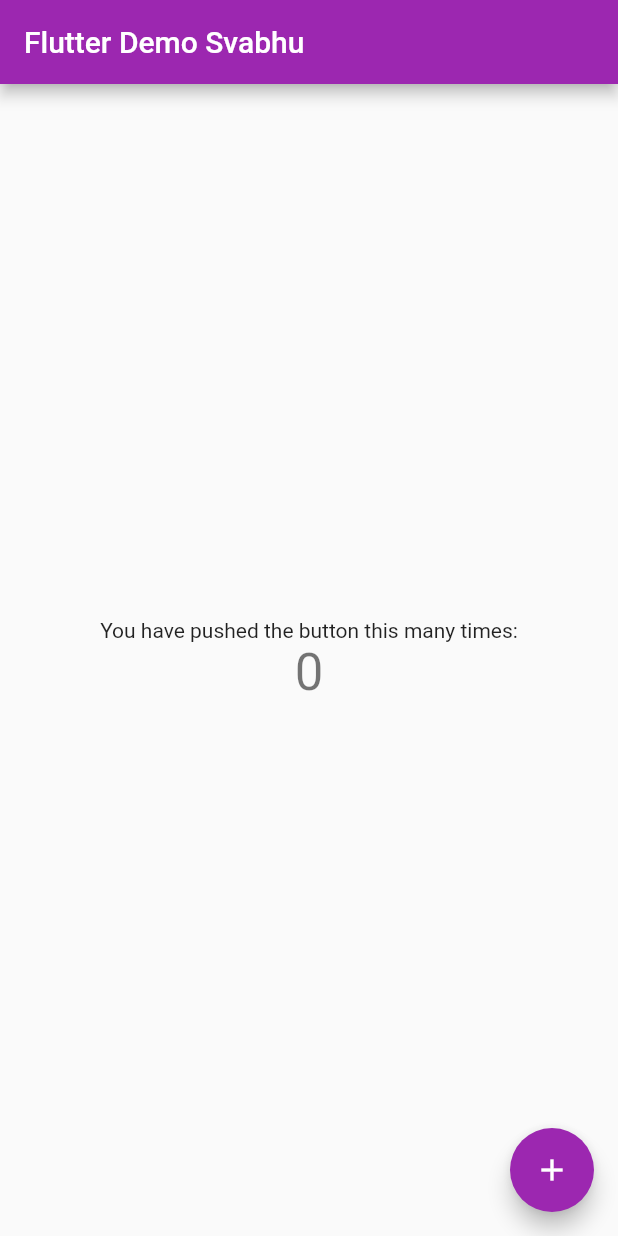
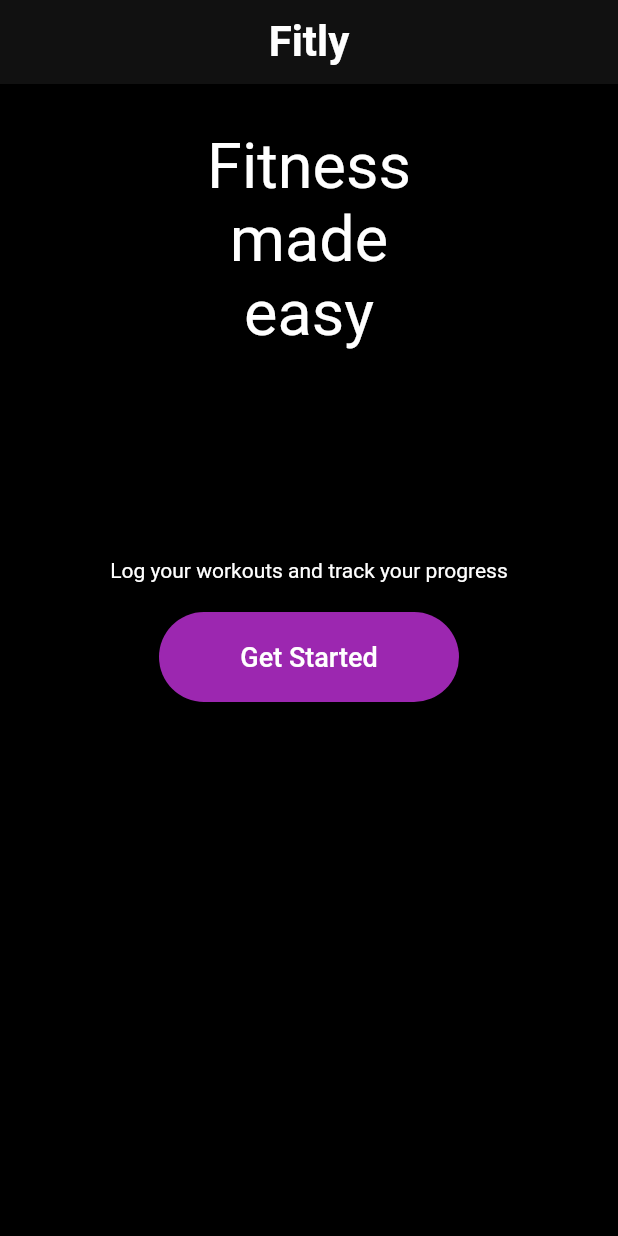
Before and after one commit to SvabhuG/fitly, a Flutter app: the screen it shows after launch, on a phone screen of 412 x 824 dp. Run offline on Flutter 3.47's test engine with Material 2 defaults, Android fonts, the phone set to English and light mode, and no system bars; drawn by our look-alikes of flutter_fadein.

Commit message:
Welcome page done

```diff
--- a/lib/main.dart
+++ b/lib/main.dart
@@ -1,115 +1,25 @@
+import 'package:fitly/welcome.dart';
 import 'package:flutter/material.dart';
 
 void main() {
-  runApp(const MyApp());
+  runApp(MyApp());
 }
 
 class MyApp extends StatelessWidget {
   const MyApp({Key? key}) : super(key: key);
 
+
   // This widget is the root of your application.
   @override
   Widget build(BuildContext context) {
     return MaterialApp(
-      title: 'Flutter Demo',
+      home: WelcomePage(),
       theme: ThemeData(
-        // This is the theme of your application.
-        //
-        // Try running your application with "flutter run". You'll see the
-        // application has a blue toolbar. Then, without quitting the app, try
-        // changing the primarySwatch below to Colors.green and then invoke
-        // "hot reload" (press "r" in the console where you ran "flutter run",
-        // or simply save your changes to "hot reload" in a Flutter IDE).
-        // Notice that the counter didn't reset back to zero; the application
-        // is not restarted.
-        primarySwatch: Colors.purple,
-      ),
-      home: const MyHomePage(title: 'Flutter Demo Svabhu'),
+        textTheme: Theme.of(context).textTheme.apply(
+          bodyColor: Colors.white,
+          displayColor: Colors.white,
+        )
+      )
     );
   }
 }
-
-class MyHomePage extends StatefulWidget {
-  const MyHomePage({Key? key, required this.title}) : super(key: key);
-
-  // This widget is the home page of your application. It is stateful, meaning
-  // that it has a State object (defined below) that contains fields that affect
-  // how it looks.
-
-  // This class is the configuration for the state. It holds the values (in this
-  // case the title) provided by the parent (in this case the App widget) and
-  // used by the build method of the State. Fields in a Widget subclass are
-  // always marked "final".
-
-  final String title;
-
-  @override
-  State<MyHomePage> createState() => _MyHomePageState();
-}
-
-class _MyHomePageState extends State<MyHomePage> {
-  int _counter = 0;
-
-  void _incrementCounter() {
-    setState(() {
-      // This call to setState tells the Flutter framework that something has
-      // changed in this State, which causes it to rerun the build method below
-      // so that the display can reflect the updated values. If we changed
-      // _counter without calling setState(), then the build method would not be
-      // called again, and so nothing would appear to happen.
-      _counter++;
-    });
-  }
-
-  @override
-  Widget build(BuildContext context) {
-    // This method is rerun every time setState is called, for instance as done
-    // by the _incrementCounter method above.
-    //
-    // The Flutter framework has been optimized to make rerunning build methods
-    // fast, so that you can just rebuild anything that needs updating rather
-    // than having to individually change instances of widgets.
-    return Scaffold(
-      appBar: AppBar(
-        // Here we take the value from the MyHomePage object that was created by
-        // the App.build method, and use it to set our appbar title.
-        title: Text(widget.title),
-      ),
-      body: Center(
-        // Center is a layout widget. It takes a single child and positions it
-        // in the middle of the parent.
-        child: Column(
-          // Column is also a layout widget. It takes a list of children and
-          // arranges them vertically. By default, it sizes itself to fit its
-          // children horizontally, and tries to be as tall as its parent.
-          //
-          // Invoke "debug painting" (press "p" in the console, choose the
-          // "Toggle Debug Paint" action from the Flutter Inspector in Android
-          // Studio, or the "Toggle Debug Paint" command in Visual Studio Code)
-          // to see the wireframe for each widget.
-          //
-          // Column has various properties to control how it sizes itself and
-          // how it positions its children. Here we use mainAxisAlignment to
-          // center the children vertically; the main axis here is the vertical
-          // axis because Columns are vertical (the cross axis would be
-          // horizontal).
-          mainAxisAlignment: MainAxisAlignment.center,
-          children: <Widget>[
-            const Text(
-              'You have pushed the button this many times:',
-            ),
-            Text(
-              '$_counter',
-              style: Theme.of(context).textTheme.headline4,
-            ),
-          ],
-        ),
-      ),
-      floatingActionButton: FloatingActionButton(
-        onPressed: _incrementCounter,
-        tooltip: 'Increment',
-        child: const Icon(Icons.add),
-      ), // This trailing comma makes auto-formatting nicer for build methods.
-    );
-  }
-}
--- /dev/null
+++ b/lib/welcome.dart
@@ -0,0 +1,99 @@
+import 'dart:ui';
+import 'package:flutter_fadein/flutter_fadein.dart';
+import 'package:fitly/data_collection.dart';
+import 'package:flutter/material.dart';
+
+class WelcomePage extends StatefulWidget {
+
+  @override
+  State<WelcomePage> createState() => _WelcomePageState();
+}
+
+class _WelcomePageState extends State<WelcomePage> {
+
+  static Color bgrdColor = const Color(0xff15191c);
+
+  static const TextStyle questStyle =
+  TextStyle(fontSize: 14, color: Color(0xffffffff));
+
+  static const TextStyle hintStyle = TextStyle(color: Color(0xff4c4c58), fontSize: 10);
+
+
+
+  @override
+  Widget build(BuildContext context) {
+    // This method is rerun every time setState is called, for instance as done
+    // by the _incrementCounter method above.
+    //
+    // The Flutter framework has been optimized to make rerunning build methods
+    // fast, so that you can just rebuild anything that needs updating rather
+    // than having to individually change instances of widgets.
+    return Scaffold(
+      backgroundColor: const Color(0xff000000),
+      appBar: AppBar(
+        title: const Text(
+            'Fitly',
+            style: TextStyle(fontSize: 28, fontWeight: FontWeight.bold)
+        ),
+        centerTitle: true,
+
+        backgroundColor: const Color(0xff111111),
+      ),
+      body: Center(
+
+        // Center is a layout widget. It takes a single child and positions it
+        // in the middle of the parent.
+        child: Column(
+          mainAxisAlignment: MainAxisAlignment.start,
+            children: [
+          Container(
+              margin: const EdgeInsets.all(30),
+              height: 256,
+            child: const FadeIn(
+            // If the widget is visible, animate to 0.0 (invisible).
+            // If the widget is hidden, animate to 1.0 (fully visible).
+            duration: Duration(milliseconds: 2000),
+
+            child: Text(
+              'Fitness\nmade\neasy',
+              textAlign: TextAlign.center,
+              style: TextStyle(fontSize: 42)
+            ),
+          ),
+          ),
+      const Text(
+          'Log your workouts and track your progress'
+      ),
+      Container(
+        margin: EdgeInsets.all(20),
+        child: ElevatedButton(
+            style: ElevatedButton.styleFrom(
+              primary: Colors.purple,
+              onPrimary: Colors.white,
+              shadowColor: Colors.greenAccent,
+              elevation: 0,
+              shape: RoundedRectangleBorder(
+                  borderRadius: BorderRadius.circular(32.0)),
+              minimumSize: const Size(200, 60), //////// HERE
+            ),
+
+            onPressed: () {
+              Navigator.push(
+                context,
+                MaterialPageRoute(builder: (context) => DataCollectPage())
+              );
+            },
+            child: const Text(
+              'Get Started',
+                style: TextStyle(
+                    fontSize: 18
+                )
+            )
+          )
+      )
+        ]
+        ),
+      )
+    );
+  }
+}
--- a/pubspec.yaml
+++ b/pubspec.yaml
@@ -27,6 +27,8 @@ environment:
 # the latest version available on pub.dev. To see which dependencies have newer
 # versions available, run `flutter pub outdated`.
 dependencies:
+  animated_text_kit: ^4.2.1
+  flutter_fadein: ^2.0.0
   flutter:
     sdk: flutter
 
```
Also changed, not shown: lib/data_collection.dart (renamed from lib/dataCollection.dart, +63 -53 lines), pubspec.lock.
